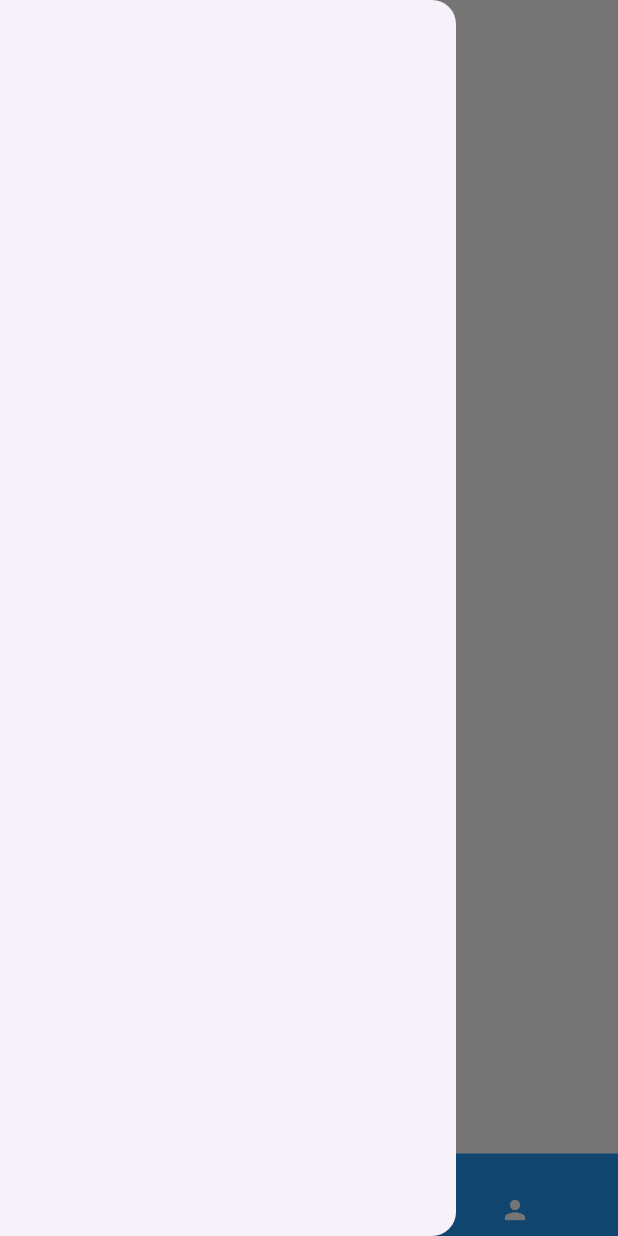
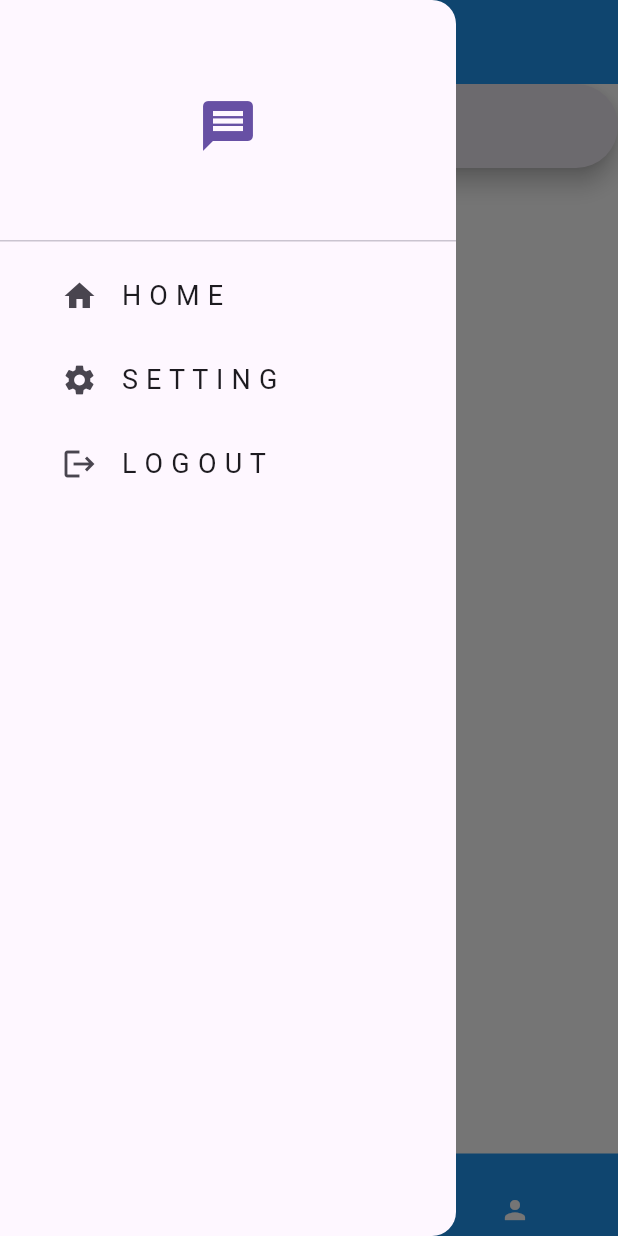
Before and after one commit to 1MZORO/wallpaperxapp, a Flutter app: the screen it shows after launch, with the side drawer open, on a phone screen of 412 x 824 dp. Run offline on Flutter 3.47's test engine with Material 3 defaults, Android fonts, the phone set to English and light mode, and no system bars; drawn by our look-alikes of curved_navigation_bar; our stand-ins replace cached_network_image, dio, permission_handler; missing offline and left inert: image_gallery_saver_plus; network calls fail.

```diff
--- a/lib/Screens/EventScreen.dart
+++ b/lib/Screens/EventScreen.dart
@@ -13,7 +13,59 @@ class EventScreen extends StatelessWidget {
     final tabProvider = Provider.of<TabProvider>(context);
 
     return Scaffold(
-      drawer: Drawer(),
+      appBar: AppBar(
+        title: Text('Wallpaper App'),
+        centerTitle: true,
+        elevation: 0,
+      ),
+      drawer: Drawer(
+        backgroundColor: Theme.of(context).colorScheme.surface,
+
+        child: Column(
+          children: [
+            DrawerHeader(
+                child: Center(
+                  child: Icon(
+                    Icons.message,
+                    color: Theme.of(context).colorScheme.primary,
+                    size: 40,
+                  ),
+                )),
+
+            Padding(
+              padding: const EdgeInsets.only(left: 25),
+              child: ListTile(
+                title: Text('H O M E'),
+                leading: Icon(Icons.home),
+                onTap: (){
+                  Navigator.pop(context);
+                },
+              ),
+            ),
+
+            Padding(
+              padding: const EdgeInsets.only(left: 25),
+              child: ListTile(
+                title: Text('S E T T I N G'),
+                leading: Icon(Icons.settings),
+                onTap: (){
+                  // Navigator.push(context, MaterialPageRoute(builder: (_)=>SettingScreen()));
+                },
+              ),
+            ),
+
+            Padding(
+              padding: const EdgeInsets.only(left: 25),
+              child: ListTile(
+                title: Text('L O G O U T'),
+                leading: Icon(Icons.logout),
+                onTap: (){
+                },
+              ),
+            ),
+          ],
+        ),
+      ),
       body: _getScreen(tabProvider.selectedIndex), // Change screen dynamically
       bottomNavigationBar: CurvedNavigationBar(
         backgroundColor: Theme.of(context).scaffoldBackgroundColor,
--- a/lib/Screens/HomeScreen.dart
+++ b/lib/Screens/HomeScreen.dart
@@ -1,6 +1,10 @@
+import 'dart:developer';
+
+import 'package:cached_network_image/cached_network_image.dart';
 import 'package:flutter/material.dart';
 import 'package:wallpaperxapp/ApiCalls/ApiCalls.dart';
 import 'package:wallpaperxapp/Models/ImageModel.dart';
+import 'package:wallpaperxapp/Screens/DetailScreen.dart';
 
 class HomeScreen extends StatefulWidget {
   const HomeScreen({super.key});
@@ -13,42 +17,69 @@ class _HomeScreenState extends State<HomeScreen> {
   final apiCall = ApiCall();
   final data = ImageModel;
 
-  void loadImages() async {
-    List<ImageModel> images = await apiCall.fetchImages();
-    for (var image in images) {
-      print(image.previewURL);  // Assuming ImageModel has a field named `url`
-    }
-  }
+  //
+  // @override
+  // void initState() {
+  //   apiCall.fetchImages();
+  //   super.initState();
+  // }
 
-  @override
-  void initState() {
-    apiCall.fetchImages();
-    super.initState();
-  }
   @override
   Widget build(BuildContext context) {
     return Scaffold(
-      body: FutureBuilder<List<ImageModel>>(
+        body: Column(
+          children: [
+
+            SearchBar(),
+            Expanded(
+              child: FutureBuilder<List<ImageModel>>(
                     future: apiCall.fetchImages(),
                     builder: (context, snapshot) {
               if (snapshot.connectionState == ConnectionState.waiting) {
-            return Center(child: CircularProgressIndicator()); // Show loading indicator
+                return Center(
+                    child: CircularProgressIndicator()); // Show loading indicator
               } else if (snapshot.hasError) {
                 return Text("Error: ${snapshot.error}");
               } else if (!snapshot.hasData || snapshot.data!.isEmpty) {
                 return Text("No images found");
               } else {
                 List<ImageModel> images = snapshot.data!;
-            return ListView.builder(
+
+                return GridView.builder(
+                  gridDelegate: const SliverGridDelegateWithFixedCrossAxisCount(
+                    crossAxisCount: 2,
+                    crossAxisSpacing: 8,
+                    mainAxisSpacing: 8,
+                    childAspectRatio: 0.7,
+                  ),
                   itemCount: images.length,
                   itemBuilder: (context, index) {
-                return Image.network(images[index].previewURL); // Assuming ImageModel has `url`
+                    return GestureDetector(
+                      onTap: (){
+                        // log("Index :: ${images[index].webformatURL} & $index");
+                        Navigator.push(context, MaterialPageRoute(builder: (_)=>DetailScreen(url: images[index].largeImageURL)));
+                      },
+                      child: ClipRRect(
+                        borderRadius: BorderRadius.circular(10),
+                        child: CachedNetworkImage(
+                          imageUrl: images[index].webformatURL,
+                          fit: BoxFit.cover,
+                          placeholder: (context, url) => const Center(
+                            child: CircularProgressIndicator(),
+                          ),
+                          errorWidget: (context, url, error) => const Center(
+                            child: Icon(Icons.broken_image, size: 50),
+                          ),
+                        )
+                      ),
+                    );
                   },
                 );
               }
                     },
-      )
-
-    );
+                  ),
+            ),
+          ],
+        ));
   }
 }
--- a/lib/Utils/AppTheme.dart
+++ b/lib/Utils/AppTheme.dart
@@ -18,6 +18,8 @@ class AppThemes {
         foregroundColor: Colors.white,
         padding: EdgeInsets.symmetric(vertical: 12, horizontal: 20),
         shape: RoundedRectangleBorder(borderRadius: BorderRadius.circular(10)),
+        minimumSize: Size(50, 400),
+        maximumSize: Size(50, 450)
       ),
     ),
     bottomNavigationBarTheme: BottomNavigationBarThemeData(
--- a/pubspec.yaml
+++ b/pubspec.yaml
@@ -38,6 +38,9 @@ dependencies:
   cached_network_image: ^3.4.1
   curved_navigation_bar: ^1.0.6
   provider: ^6.1.2
+  permission_handler: ^11.3.1
+  path_provider: ^2.1.5
+  image_gallery_saver_plus: ^3.0.5
 
 dev_dependencies:
   flutter_test:
```
Also changed, not shown: lib/ApiCalls/ApiCalls.dart (+59 -3 lines), lib/Screens/DetailScreen.dart (added, +104 -0 lines), pubspec.lock, 4 other files. Lines whose indentation alone changed are shown as unchanged.
